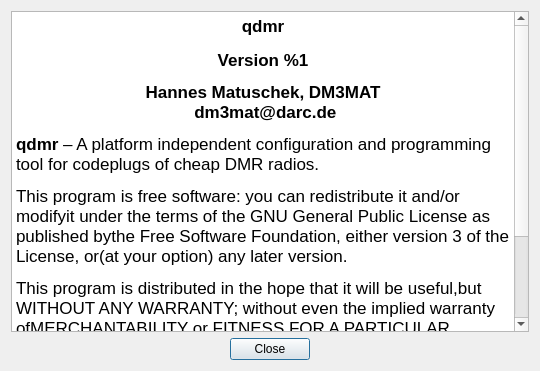
This is shared/aboutdialog.ui in hmatuschek/qdmr as Qt 5 draws it before an edit. The edited form follows.
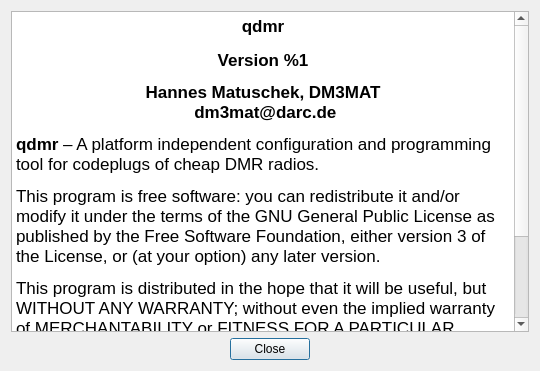
This is the edited form. Icons and pictures are not drawn.

```diff
--- a/shared/aboutdialog.ui
+++ b/shared/aboutdialog.ui
@@ -35,8 +35,8 @@
 &lt;p align=&quot;center&quot; style=&quot; margin-top:14px; margin-bottom:12px; margin-left:0px; margin-right:0px; -qt-block-indent:0; text-indent:0px;&quot;&gt;&lt;span style=&quot; font-family:'.SF NS Text'; font-size:13pt; font-weight:600;&quot;&gt;Version %1&lt;/span&gt;&lt;/p&gt;
 &lt;p align=&quot;center&quot; style=&quot; margin-top:12px; margin-bottom:12px; margin-left:0px; margin-right:0px; -qt-block-indent:0; text-indent:0px;&quot;&gt;&lt;span style=&quot; font-family:'.SF NS Text'; font-size:13pt; font-weight:600;&quot;&gt;Hannes Matuschek, DM3MAT&lt;br /&gt; dm3mat@darc.de&lt;/span&gt;&lt;/p&gt;
 &lt;p style=&quot; margin-top:12px; margin-bottom:12px; margin-left:0px; margin-right:0px; -qt-block-indent:0; text-indent:0px;&quot;&gt;&lt;span style=&quot; font-family:'.SF NS Text'; font-size:13pt; font-weight:600;&quot;&gt;qdmr&lt;/span&gt;&lt;span style=&quot; font-family:'.SF NS Text'; font-size:13pt;&quot;&gt; – A platform independent configuration and programming tool for codeplugs of cheap DMR radios.&lt;/span&gt;&lt;/p&gt;
-&lt;p style=&quot; margin-top:12px; margin-bottom:12px; margin-left:0px; margin-right:0px; -qt-block-indent:0; text-indent:0px;&quot;&gt;&lt;span style=&quot; font-family:'.SF NS Text'; font-size:13pt;&quot;&gt;This program is free software: you can redistribute it and/or modifyit under the terms of the GNU General Public License as published bythe Free Software Foundation, either version 3 of the License, or(at your option) any later version.&lt;/span&gt;&lt;/p&gt;
-&lt;p style=&quot; margin-top:12px; margin-bottom:12px; margin-left:0px; margin-right:0px; -qt-block-indent:0; text-indent:0px;&quot;&gt;&lt;span style=&quot; font-family:'.SF NS Text'; font-size:13pt;&quot;&gt;This program is distributed in the hope that it will be useful,but WITHOUT ANY WARRANTY; without even the implied warranty ofMERCHANTABILITY or FITNESS FOR A PARTICULAR PURPOSE.  See theGNU General Public License for more details.&lt;/span&gt;&lt;/p&gt;
+&lt;p style=&quot; margin-top:12px; margin-bottom:12px; margin-left:0px; margin-right:0px; -qt-block-indent:0; text-indent:0px;&quot;&gt;&lt;span style=&quot; font-family:'.SF NS Text'; font-size:13pt;&quot;&gt;This program is free software: you can redistribute it and/or modify it under the terms of the GNU General Public License as published by the Free Software Foundation, either version 3 of the License, or (at your option) any later version.&lt;/span&gt;&lt;/p&gt;
+&lt;p style=&quot; margin-top:12px; margin-bottom:12px; margin-left:0px; margin-right:0px; -qt-block-indent:0; text-indent:0px;&quot;&gt;&lt;span style=&quot; font-family:'.SF NS Text'; font-size:13pt;&quot;&gt;This program is distributed in the hope that it will be useful, but WITHOUT ANY WARRANTY; without even the implied warranty of MERCHANTABILITY or FITNESS FOR A PARTICULAR PURPOSE.  See the GNU General Public License for more details.&lt;/span&gt;&lt;/p&gt;
 &lt;p style=&quot; margin-top:12px; margin-bottom:12px; margin-left:0px; margin-right:0px; -qt-block-indent:0; text-indent:0px;&quot;&gt;&lt;span style=&quot; font-family:'.SF NS Text'; font-size:13pt;&quot;&gt;You should have received a copy of the GNU General Public Licensealong with this program.  If not, see &lt;/span&gt;&lt;a href=&quot;https://www.gnu.org/licenses/&quot;&gt;&lt;span style=&quot; font-family:'.SF NS Text'; font-size:13pt; text-decoration: underline; color:#0000ff;&quot;&gt;https://www.gnu.org/licenses/&lt;/span&gt;&lt;/a&gt;&lt;span style=&quot; font-family:'.SF NS Text'; font-size:13pt;&quot;&gt;.&lt;/span&gt;&lt;/p&gt;&lt;/body&gt;&lt;/html&gt;</string>
      </property>
      <property name="textInteractionFlags">
```
